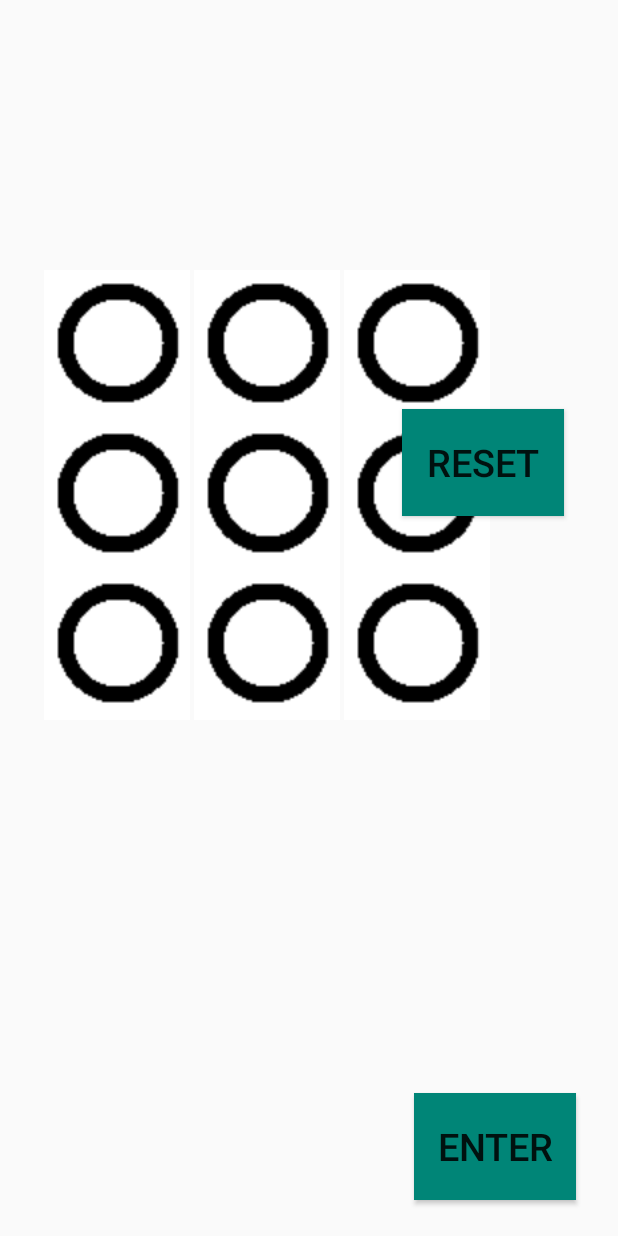
After one commit to sullaVM/trocaire-diabetes-apps, an Android app: the Patient_Input_Password screen opened directly, with no data from a screen before it, on a phone screen of 412 x 824 dp. The commit adds this screen. Run offline under Robolectric (Android 15) with nearby library versions, the phone set to English and light mode, and no system bars.

Commit message:
Added passwords

```diff
--- a/DiabetesApp/app/src/main/AndroidManifest.xml
+++ b/DiabetesApp/app/src/main/AndroidManifest.xml
@@ -9,7 +9,8 @@
         android:roundIcon="@mipmap/ic_launcher_round"
         android:supportsRtl="true"
         android:theme="@style/AppTheme">
-        <activity android:name=".Patient_Data_Enter"></activity>
+        <activity android:name=".Patient_Input_Password"></activity>
+        <activity android:name=".Patient_Data_Enter" />
         <activity android:name=".Patient_Login" />
         <activity android:name=".Patient_Signup" />
         <activity android:name=".Doctor_Login" />
--- a/DiabetesApp/app/src/main/java/com/example/diabetesapp/Patient_Data_Enter.java
+++ b/DiabetesApp/app/src/main/java/com/example/diabetesapp/Patient_Data_Enter.java
@@ -46,7 +46,7 @@ public class Patient_Data_Enter extends AppCompatActivity {
             try {
                 reader = new BufferedReader(new FileReader(testFile));
                 String line;
-                for(int i = 0; i < tag; i++) {
+                for(int i = 1; i < tag; i++) {
                     line = reader.readLine();
                 }
                 line = reader.readLine();
--- /dev/null
+++ b/DiabetesApp/app/src/main/java/com/example/diabetesapp/Patient_Input_Password.java
@@ -0,0 +1,181 @@
+package com.example.diabetesapp;
+
+import androidx.appcompat.app.AppCompatActivity;
+
+import android.content.Intent;
+import android.graphics.Bitmap;
+import android.os.Bundle;
+import android.util.Log;
+import android.view.View;
+import android.widget.ImageView;
+import android.widget.Button;
+
+import java.io.BufferedReader;
+import java.io.File;
+import java.io.FileReader;
+
+public class Patient_Input_Password extends AppCompatActivity {
+
+    ImageView pass1;
+    ImageView pass2;
+    ImageView pass3;
+    ImageView pass4;
+    ImageView pass5;
+    ImageView pass6;
+    ImageView pass7;
+    ImageView pass8;
+    ImageView pass9;
+
+    Button reset;
+    Button enter;
+
+    String password = "";
+
+    @Override
+    protected void onCreate(Bundle savedInstanceState) {
+        super.onCreate(savedInstanceState);
+        setContentView(R.layout.activity_patient__input__password);
+
+        pass1 = findViewById(R.id.pass1);
+        pass2 = findViewById(R.id.pass2);
+        pass3 = findViewById(R.id.pass3);
+        pass4 = findViewById(R.id.pass4);
+        pass5 = findViewById(R.id.pass5);
+        pass6 = findViewById(R.id.pass6);
+        pass7 = findViewById(R.id.pass7);
+        pass8 = findViewById(R.id.pass8);
+        pass9 = findViewById(R.id.pass9);
+
+        reset = findViewById(R.id.reset);
+
+        enter = findViewById(R.id.enter);
+
+        enter.setOnClickListener(new View.OnClickListener() {
+            @Override
+            public void onClick(View view) {
+                Intent intent = getIntent();
+                int tag = intent.getIntExtra("tag", 1);
+                checkPassword(tag);
+            }
+        });
+
+        reset.setOnClickListener(new View.OnClickListener() {
+            @Override
+            public void onClick(View view) {
+                pass1.setImageResource(R.drawable.deselect);
+                pass2.setImageResource(R.drawable.deselect);
+                pass3.setImageResource(R.drawable.deselect);
+                pass4.setImageResource(R.drawable.deselect);
+                pass5.setImageResource(R.drawable.deselect);
+                pass6.setImageResource(R.drawable.deselect);
+                pass7.setImageResource(R.drawable.deselect);
+                pass8.setImageResource(R.drawable.deselect);
+                pass9.setImageResource(R.drawable.deselect);
+                password = "";
+            }
+        });
+
+        pass1.setOnClickListener(new View.OnClickListener() {
+            @Override
+            public void onClick(View view) {
+                pass1.setImageResource(R.drawable.select);
+                password += "1";
+            }
+        });
+
+        pass2.setOnClickListener(new View.OnClickListener() {
+            @Override
+            public void onClick(View view) {
+                pass2.setImageResource(R.drawable.select);
+                password += "2";
+            }
+        });
+
+        pass3.setOnClickListener(new View.OnClickListener() {
+            @Override
+            public void onClick(View view) {
+                pass3.setImageResource(R.drawable.select);
+                password += "3";
+            }
+        });
+
+        pass4.setOnClickListener(new View.OnClickListener() {
+            @Override
+            public void onClick(View view) {
+                pass4.setImageResource(R.drawable.select);
+                password += "4";
+            }
+        });
+
+        pass5.setOnClickListener(new View.OnClickListener() {
+            @Override
+            public void onClick(View view) {
+                pass5.setImageResource(R.drawable.select);
+                password += "5";
+            }
+        });
+
+        pass6.setOnClickListener(new View.OnClickListener() {
+            @Override
+            public void onClick(View view) {
+                pass6.setImageResource(R.drawable.select);
+                password += "6";
+            }
+        });
+
+        pass7.setOnClickListener(new View.OnClickListener() {
+            @Override
+            public void onClick(View view) {
+                pass7.setImageResource(R.drawable.select);
+                password += "7";
+            }
+        });
+
+        pass8.setOnClickListener(new View.OnClickListener() {
+            @Override
+            public void onClick(View view) {
+                pass8.setImageResource(R.drawable.select);
+                password += "8";
+            }
+        });
+
+        pass9.setOnClickListener(new View.OnClickListener() {
+            @Override
+            public void onClick(View view) {
+                pass9.setImageResource(R.drawable.select);
+                password += "9";
+            }
+        });
+    }
+
+    void checkPassword(int tag){
+        File testFile = new File(this.getExternalFilesDir(null), "TextFile.txt");
+        if (testFile != null) {
+            BufferedReader reader = null;
+            try {
+                reader = new BufferedReader(new FileReader(testFile));
+                String line;
+                for(int i = 1; i < tag; i++) {
+                    line = reader.readLine();
+                }
+                line = reader.readLine();
+                String[] info = line.split(" ");
+                String realPassword = info[3];
+
+                if(realPassword.equals(password)){
+                    Intent intent = new Intent(this, Patient_Data_Enter.class);
+                    intent.putExtra("tag", tag);
+                    startActivity(intent);
+                }
+                else{
+                    Intent intent = new Intent(this, Patient_Login.class);
+                    startActivity(intent);
+                }
+
+            } catch (Exception e) {
+                Log.e("ReadWriteFile", "Unable to read the TestFile.txt file.");
+            }
+        }
+    }
+
+}
--- /dev/null
+++ b/DiabetesApp/app/src/main/res/layout/activity_patient__input__password.xml
@@ -0,0 +1,102 @@
+<?xml version="1.0" encoding="utf-8"?>
+<androidx.constraintlayout.widget.ConstraintLayout xmlns:android="http://schemas.android.com/apk/res/android"
+    xmlns:app="http://schemas.android.com/apk/res-auto"
+    xmlns:tools="http://schemas.android.com/tools"
+    android:layout_width="match_parent"
+    android:layout_height="match_parent"
+    tools:context=".Patient_Input_Password">
+
+    <GridLayout
+        android:layout_width="328dp"
+        android:layout_height="326dp"
+        android:layout_marginStart="28dp"
+        android:layout_marginLeft="28dp"
+        android:layout_marginTop="180dp"
+        android:columnCount="3"
+        android:rowCount="3"
+        app:layout_constraintStart_toStartOf="parent"
+        app:layout_constraintTop_toTopOf="parent">
+
+        <ImageView
+            android:id="@+id/pass1"
+            android:layout_width="100dp"
+            android:layout_height="100dp"
+            app:srcCompat="@drawable/deselect" />
+
+        <ImageView
+            android:id="@+id/pass2"
+            android:layout_width="100dp"
+            android:layout_height="100dp"
+            app:srcCompat="@drawable/deselect" />
+
+        <ImageView
+            android:id="@+id/pass3"
+            android:layout_width="100dp"
+            android:layout_height="100dp"
+            app:srcCompat="@drawable/deselect" />
+
+        <ImageView
+            android:id="@+id/pass4"
+            android:layout_width="100dp"
+            android:layout_height="100dp"
+            app:srcCompat="@drawable/deselect" />
+
+        <ImageView
+            android:id="@+id/pass5"
+            android:layout_width="100dp"
+            android:layout_height="100dp"
+            app:srcCompat="@drawable/deselect" />
+
+        <ImageView
+            android:id="@+id/pass6"
+            android:layout_width="100dp"
+            android:layout_height="100dp"
+            app:srcCompat="@drawable/deselect" />
+
+        <ImageView
+            android:id="@+id/pass7"
+            android:layout_width="100dp"
+            android:layout_height="100dp"
+            app:srcCompat="@drawable/deselect" />
+
+        <ImageView
+            android:id="@+id/pass8"
+            android:layout_width="100dp"
+            android:layout_height="100dp"
+            app:srcCompat="@drawable/deselect" />
+
+        <ImageView
+            android:id="@+id/pass9"
+            android:layout_width="100dp"
+            android:layout_height="100dp"
+            app:srcCompat="@drawable/deselect" />
+
+    </GridLayout>
+
+    <Button
+        android:id="@+id/enter"
+        android:layout_width="108dp"
+        android:layout_height="71dp"
+        android:layout_marginEnd="28dp"
+        android:layout_marginRight="28dp"
+        android:layout_marginBottom="24dp"
+        android:background="@color/colorPrimary"
+        android:text="Enter"
+        android:textSize="25dp"
+        app:layout_constraintBottom_toBottomOf="parent"
+        app:layout_constraintEnd_toEndOf="parent" />
+
+    <Button
+        android:id="@+id/reset"
+        android:layout_width="108dp"
+        android:layout_height="71dp"
+        android:layout_marginEnd="36dp"
+        android:layout_marginRight="36dp"
+        android:layout_marginBottom="480dp"
+        android:background="@color/colorPrimary"
+        android:text="Reset"
+        android:textSize="25dp"
+        app:layout_constraintBottom_toBottomOf="parent"
+        app:layout_constraintEnd_toEndOf="parent" />
+
+</androidx.constraintlayout.widget.ConstraintLayout>
--- a/DiabetesApp/app/src/main/res/layout/activity_patient__login.xml
+++ b/DiabetesApp/app/src/main/res/layout/activity_patient__login.xml
@@ -15,7 +15,7 @@
         app:layout_constraintBottom_toBottomOf="parent"
         app:layout_constraintStart_toStartOf="parent">
 
-        <LinearLayout
+        <TableLayout
             android:id="@+id/buttonLayout"
             android:layout_width="match_parent"
             android:layout_height="match_parent"
@@ -23,7 +23,7 @@
             android:orientation="horizontal"
             android:paddingLeft="16dp"
             android:paddingRight="16dp">
-        </LinearLayout>
+        </TableLayout>
     </ScrollView>
 
 
```
Also changed, not shown: DiabetesApp/app/src/main/java/com/example/diabetesapp/Patient_Login.java (+5 -4 lines), DiabetesApp/app/src/main/java/com/example/diabetesapp/Patient_Signup.java (+121 -5 lines), DiabetesApp/app/src/main/res/layout/activity_patient__signup.xml (+119 -82 lines), DiabetesApp/app/src/main/res/drawable-v24/deselect.PNG (added), DiabetesApp/app/src/main/res/drawable-v24/select.PNG (added).
